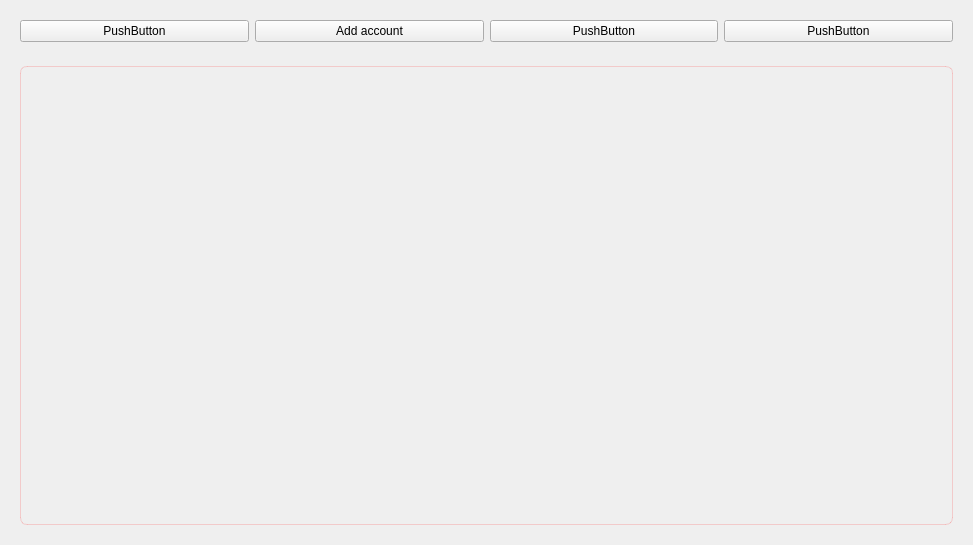
Old version of the form views/ui/account.ui in the repository wolfwarriorvn/FacebookScrape.
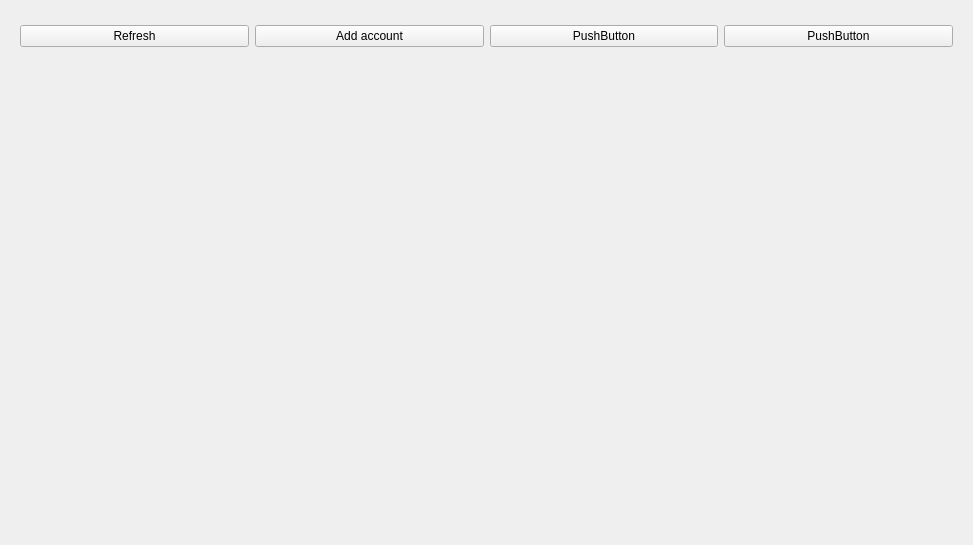
New version of the form.

```diff
--- a/views/ui/account.ui
+++ b/views/ui/account.ui
@@ -16,11 +16,17 @@
   <layout class="QVBoxLayout" name="verticalLayout_3">
    <item>
     <widget class="QWidget" name="widget" native="true">
+     <property name="maximumSize">
+      <size>
+       <width>16777215</width>
+       <height>50</height>
+      </size>
+     </property>
      <layout class="QHBoxLayout" name="horizontalLayout">
       <item>
        <widget class="QPushButton" name="pushButton">
         <property name="text">
-         <string>PushButton</string>
+         <string>Refresh</string>
         </property>
        </widget>
       </item>
@@ -49,63 +55,7 @@
     </widget>
    </item>
    <item>
-    <widget class="QWidget" name="widget_2" native="true">
-     <layout class="QVBoxLayout" name="verticalLayout_2">
-      <item>
-       <widget class="QTableView" name="tableView">
-        <property name="contextMenuPolicy">
-         <enum>Qt::ActionsContextMenu</enum>
-        </property>
-        <property name="styleSheet">
-         <string notr="true">QTableView {
-background-color: transparent;
-border: 1px solid rgba(255,1,1,40);
-border-radius: 7px;
-color: black;
-border-bottom-right-radius: 7px; 
-border-bottom-left-radius: 7px; 
-}
-QHeaderView{
-background-color: transparent;
-font-weight: bold;
-border-bottom: 1px solid rgba(255,1,1,40);
-}
-
-QHeaderView::section{
-background-color: transparent;
-height: 50px;
-}
-QTableView::item {
-	font-size: 11pt;
-    border-bottom: 1px solid rgba(255,1,1,40);
-}
-QTableView::item:selected{
-	border: none;
-    background-color: rgba(255, 1, 1, 50);
-}
-
-
-</string>
-        </property>
-        <property name="selectionBehavior">
-         <enum>QAbstractItemView::SelectRows</enum>
-        </property>
-        <property name="showGrid">
-         <bool>false</bool>
-        </property>
-        <attribute name="horizontalHeaderDefaultSectionSize">
-         <number>150</number>
-        </attribute>
-        <attribute name="horizontalHeaderStretchLastSection">
-         <bool>true</bool>
-        </attribute>
-        <attribute name="verticalHeaderVisible">
-         <bool>false</bool>
-        </attribute>
-       </widget>
-      </item>
-     </layout>
-    </widget>
+    <widget class="QFrame" name="f_account"/>
    </item>
   </layout>
  </widget>
```
Left out of the diff: 2 changed lines with no effect on the pictures.
